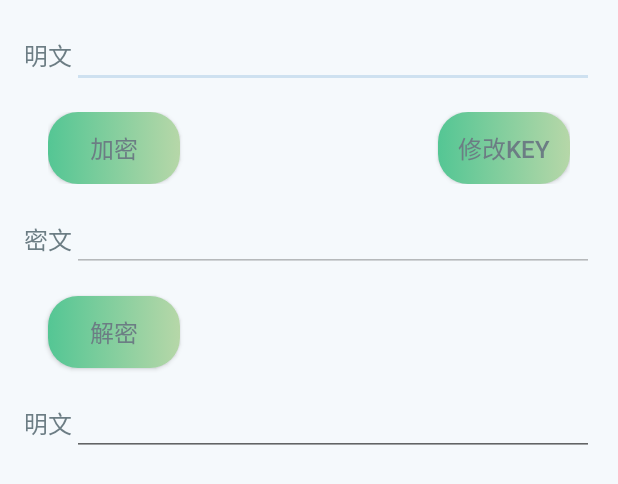
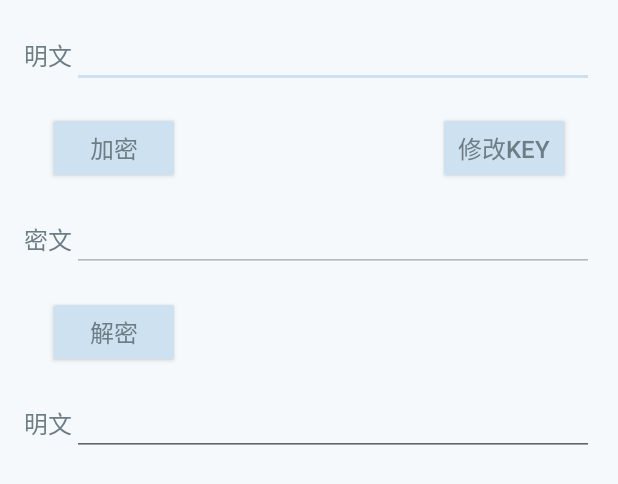
Before and after one commit to DQSU/myEncryption, an Android app: the layout fragment_encryption_decryption.xml on its own in the app's theme, with its tools: preview values and no code run, on a phone screen of 412 x 824 dp. Shown: the top 484 px of the screen. Run offline under Robolectric (Android 15) with nearby library versions, the phone set to English and light mode, and no system bars.

Commit message:
fix(crash): delete animations for replaceFragment

```diff
--- a/app/src/main/java/gateway/hitrontech/com/encryption/activity/FunctionActivity.java
+++ b/app/src/main/java/gateway/hitrontech/com/encryption/activity/FunctionActivity.java
@@ -133,7 +133,7 @@ public class FunctionActivity extends BaseActivity {
   @Override
   public void replaceFragment(@NotNull Fragment fragment, boolean addToBackStack) {
     FragmentTransaction transaction = getSupportFragmentManager().beginTransaction();
-    transaction.setCustomAnimations(android.R.anim.fade_in, android.R.anim.fade_out);
+    // transaction.setCustomAnimations(android.R.anim.fade_in, android.R.anim.fade_out);
     transaction.replace(R.id.function_interface, fragment);
     if (addToBackStack) {
       transaction.addToBackStack(null);
--- a/app/src/main/res/layout/activity_function.xml
+++ b/app/src/main/res/layout/activity_function.xml
@@ -1,7 +1,7 @@
 <?xml version="1.0" encoding="utf-8"?>
 <layout xmlns:android="http://schemas.android.com/apk/res/android"
   xmlns:app="http://schemas.android.com/apk/res-auto"
-  xmlns:tools="http://schemas.android.com/tools">
+  >
   <data>
 
   </data>
@@ -36,10 +36,12 @@
         android:layout_width="match_parent"
         android:layout_height="wrap_content"
         app:layout_behavior="@string/appbar_scrolling_view_behavior">
+
         <FrameLayout
           android:id="@+id/function_interface"
           android:layout_width="match_parent"
           android:layout_height="match_parent"/>
+
       </android.support.v4.widget.NestedScrollView>
 
     </android.support.design.widget.CoordinatorLayout>
--- a/app/src/main/res/layout/fragment_encryption_decryption.xml
+++ b/app/src/main/res/layout/fragment_encryption_decryption.xml
@@ -34,7 +34,7 @@
           android:layout_width="wrap_content"
           android:layout_height="wrap_content"
           android:layout_alignParentStart="true"
-          android:background="@drawable/button"
+          style="@style/Widget.AppCompat.Button.Colored"
           android:text="@string/encryption"/>
 
         <Button
@@ -42,7 +42,7 @@
           android:layout_width="wrap_content"
           android:layout_height="wrap_content"
           android:layout_alignParentEnd="true"
-          android:background="@drawable/button"
+          style="@style/Widget.AppCompat.Button.Colored"
           android:text="@string/changeKey"/>
       </RelativeLayout>
 
@@ -83,7 +83,7 @@
         android:layout_height="wrap_content"
         android:layout_marginTop="@dimen/padding"
         android:layout_marginLeft="@dimen/padding"
-        android:background="@drawable/button"
+        style="@style/Widget.AppCompat.Button.Colored"
         android:text="@string/decryption"/>
 
       <LinearLayout
```
